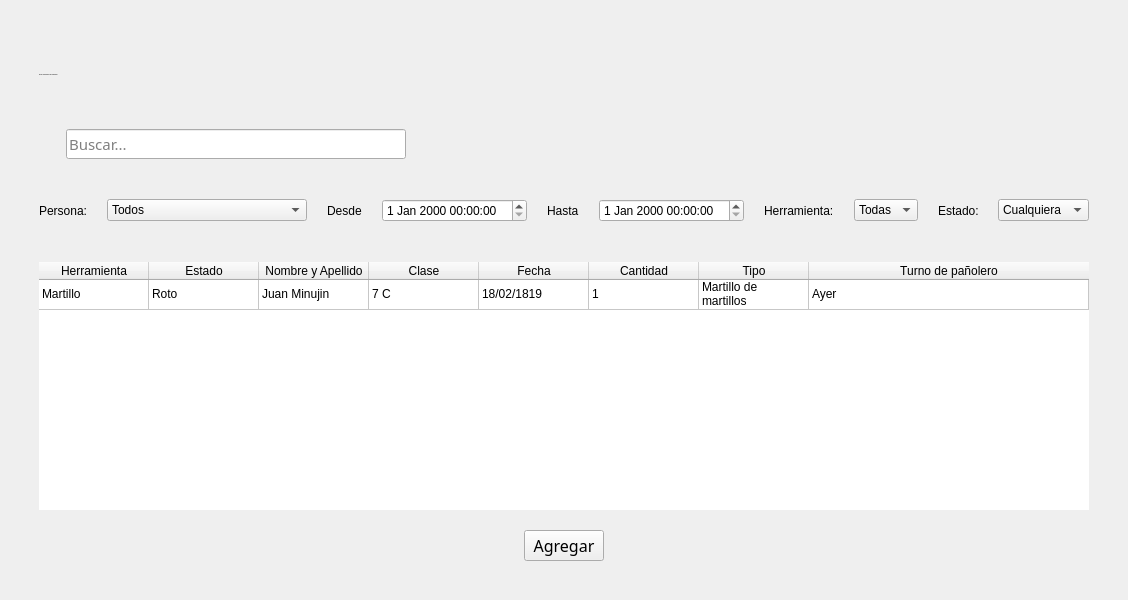
MaxAPBusiness/Blustock, file blustock/uis/movimientos.ui: the form before one commit.
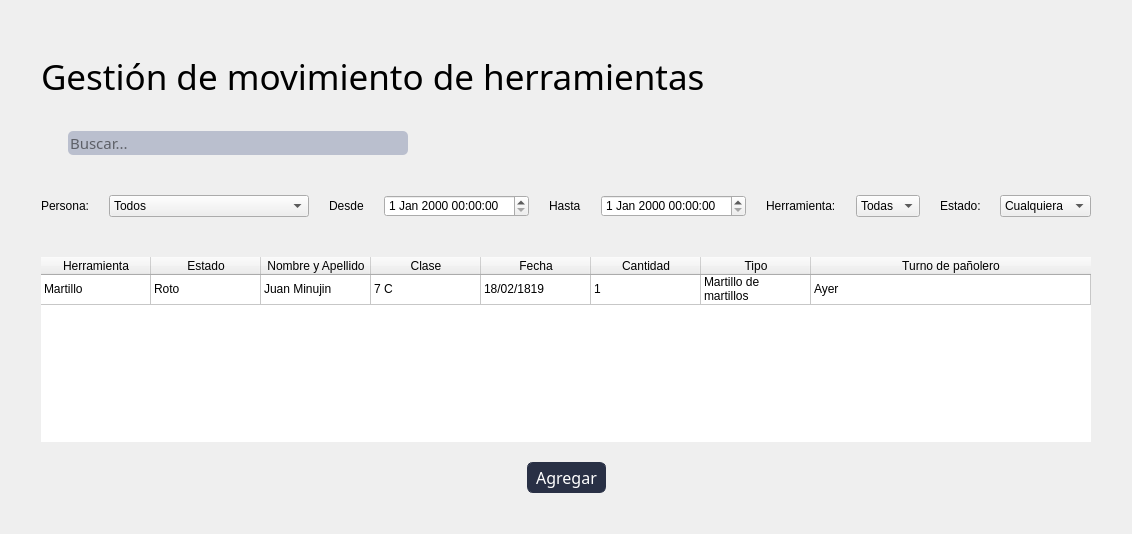
The form after the commit. Icons and pictures are not drawn.

Commit message: Paso los Windows a Widgets

Patch:
```diff
--- a/blustock/uis/movimientos.ui
+++ b/blustock/uis/movimientos.ui
@@ -1,36 +1,29 @@
 <?xml version="1.0" encoding="UTF-8"?>
 <ui version="4.0">
- <class>MainWindow</class>
- <widget class="QMainWindow" name="MainWindow">
+ <class>Form</class>
+ <widget class="QWidget" name="Form">
   <property name="geometry">
    <rect>
     <x>0</x>
     <y>0</y>
-    <width>910</width>
-    <height>600</height>
+    <width>767</width>
+    <height>534</height>
    </rect>
   </property>
   <property name="windowTitle">
    <string>MainWindow</string>
   </property>
   <property name="styleSheet">
-   <string notr="true">@import url('https://fonts.googleapis.com/css2?family=Oswald:wght@200;400;700&amp;display=swap');
-
-*{
-    font-family: 'Raleway-blod';
+   <string notr="true">*{
+    font-family: 'Oswald', sans-serif;
     font-weight: 400;
 }
 
 QMenuBar{
-
     background-color: #293045;
     padding: 0;    
-    text-transform: capitalize;
     font-size: 14px;
     color:white;
-    display: flex;
-    flex-direction: column;
-
 }
 
 QMenuBar:item{
@@ -83,7 +76,31 @@
 }
 
 #label{
-    font-size: 20px;
+    font-size: 35px;
+}
+
+#usuariosLabel{
+    font-size: 14px;
+}
+
+#contraseALabel{
+    font-size: 14px;
+}
+
+#usuariosLineEdit{
+    width: 170px;
+    height: 20px;
+    border-radius: 10px;
+}
+
+#passwordLineEdit{
+    width: 170px;
+    height: 20px;
+    border-radius: 10px;
+}
+
+#labelprofesores{
+    font-size: 26px;
 }
 
 QLineEdit{
@@ -103,9 +120,10 @@
     border-color:#293045;
     border-style: solid;
     border-width: 1px;
-    border-radius: 5px;
-    background-color: #BABFCE;
-    color:#293045;
+    border-radius: 6px;
+    background-color: #293045;
+    color:#ffffff;
+    padding: 3px 8px;
 
 }
 QPushButton:hover{
@@ -123,16 +141,10 @@
     border-radius: 15%;
 }
 
-#pushButton_2,#pushButton_3,#pushButton_4{
-    width: 65px;
-    height: 30px;
-}
-
 </string>
   </property>
-  <widget class="QWidget" name="centralwidget">
-   <layout class="QGridLayout" name="gridLayout_2">
-    <item row="0" column="0">
+  <layout class="QHBoxLayout" name="horizontalLayout_4">
+   <item>
      <layout class="QVBoxLayout" name="verticalLayout">
       <property name="spacing">
        <number>20</number>
@@ -165,8 +177,9 @@
         </property>
         <property name="font">
          <font>
-          <family>Raleway-blod</family>
+         <family>Oswald</family>
           <pointsize>-1</pointsize>
+         <weight>50</weight>
           <bold>false</bold>
          </font>
         </property>
@@ -209,8 +222,9 @@
           </property>
           <property name="font">
            <font>
-            <family>Raleway-blod</family>
+           <family>Oswald</family>
             <pointsize>11</pointsize>
+           <weight>50</weight>
             <bold>false</bold>
            </font>
           </property>
@@ -483,8 +497,9 @@
          <widget class="QPushButton" name="pushButton_2">
           <property name="font">
            <font>
-            <family>Raleway-blod</family>
+           <family>Oswald</family>
             <pointsize>12</pointsize>
+           <weight>50</weight>
             <bold>false</bold>
            </font>
           </property>
@@ -514,7 +529,6 @@
      </layout>
     </item>
    </layout>
-  </widget>
  </widget>
  <resources/>
  <connections/>
```
Left out of the diff: 4 changed lines with no effect on the pictures. Lines whose indentation alone changed are shown as unchanged. The commit also changes 13 other files.
